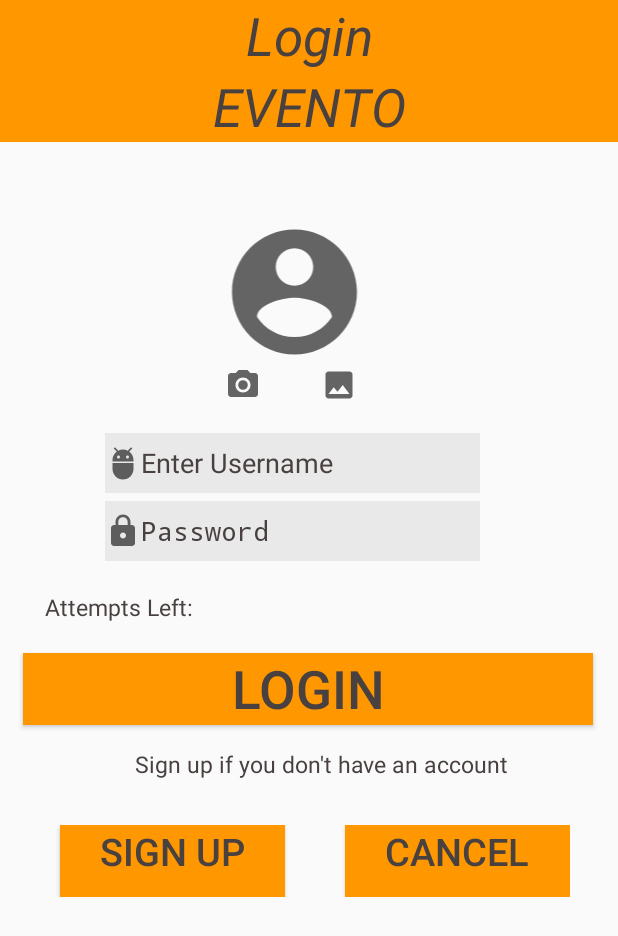
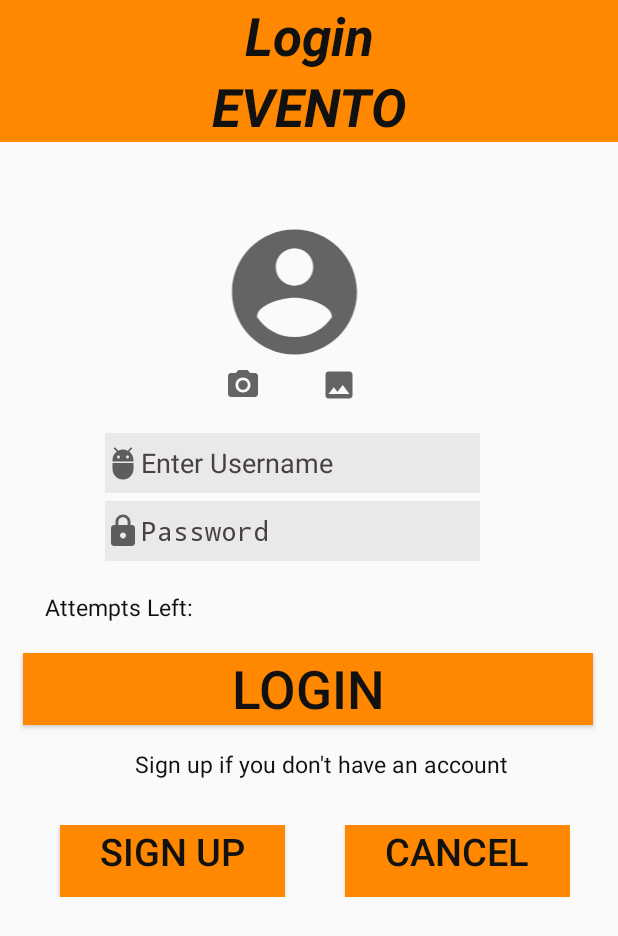
Before and after one commit to Chandravadhana24/E-Events-AAP-Project, an Android app: the MainActivity screen opened directly, with no data from a screen before it, on a phone screen of 412 x 824 dp. Shown: the top 936 px of the screen. Run offline under Robolectric (Android 15) with nearby library versions, the phone set to English and light mode, and no system bars; pictures from the network do not load; Roboto replaces fonts that are not available here.

```diff
--- a/E-Events-master/app/src/main/res/layout/activity_main.xml
+++ b/E-Events-master/app/src/main/res/layout/activity_main.xml
@@ -11,10 +11,10 @@
         android:layout_width="match_parent"
         android:layout_height="wrap_content"
         android:text="Login"
-        android:textStyle="italic"
+        android:textStyle="italic|bold"
+        android:textColor="#111"
         android:gravity="center_horizontal"
-        android:background="#FF9800"
-        android:textColor="#494040"
+        android:background="@android:color/holo_orange_dark"
         android:textSize="35dp"
         />
 
@@ -22,10 +22,10 @@
         android:layout_width="match_parent"
         android:layout_height="wrap_content"
         android:text="EVENTO"
-        android:textStyle="italic"
-        android:background="#FF9800"
+        android:textStyle="italic|bold"
+        android:textColor="#111"
+        android:background="@android:color/holo_orange_dark"
         android:gravity="center_horizontal"
-        android:textColor="#494040"
         android:textSize="35dp"
         />
 
@@ -45,6 +45,7 @@
         android:layout_width="wrap_content"
         android:layout_height="wrap_content"
         android:orientation="horizontal"
+
         android:layout_marginTop="0dp">
 
         <ImageButton
@@ -78,9 +79,9 @@
         android:layout_marginTop="20dp"
         android:layout_marginLeft="70dp"
         android:ems="10"
+        android:textColor="#111"
         android:focusable="true"
         android:hint="Enter Username"
-        android:textColor="#494040"
         android:textColorHighlight="#ff7eff15"
         android:textColorHint="#494040"
         android:background="#11000000"
@@ -97,7 +98,7 @@
         android:ems="10"
         android:layout_centerHorizontal="true"
         android:hint="Password"
-        android:textColor="#494040"
+        android:textColor="#111"
         android:textColorHighlight="#ff7eff15"
         android:textColorHint="#494040"
         android:background="#11000000"
@@ -110,6 +111,7 @@
         android:layout_width="wrap_content"
         android:layout_height="wrap_content"
         android:layout_marginTop="20dp"
+        android:textColor="#111"
         android:orientation="horizontal">
 
         <TextView
@@ -118,7 +120,8 @@
             android:text="Attempts Left:"
             android:layout_marginLeft="30dp"
             android:textSize="15dp"
-            android:textColor="#494040"/>
+            android:textColor="#111"
+            />
 
         <TextView
             android:layout_width="wrap_content"
@@ -126,8 +129,9 @@
             android:text="3"
             android:id="@+id/textViewattemptsleft"
             android:textSize="20dp"
+            android:textColor="#111"
             android:layout_marginLeft="150dp"
-            android:textColor="#f8efd4">
+            >
 
         </TextView>
 
@@ -142,8 +146,8 @@
         android:text="Login"
         android:id="@+id/buttonlogin"
         android:gravity="center_horizontal"
-        android:background="#FF9800"
-        android:textColor="#494040"
+        android:background="@android:color/holo_orange_dark"
+        android:textColor="#111"
         android:textSize="35dp"
         />
     <TextView
@@ -151,7 +155,7 @@
         android:layout_height="wrap_content"
         android:layout_marginTop="15dp"
         android:layout_marginLeft="90dp"
-        android:textColor="#494040"
+        android:textColor="#111"
         android:textSize="15dp"
         android:text="Sign up if you don't have an account"/>
 
@@ -166,9 +170,8 @@
             android:layout_height="wrap_content"
             android:text="Sign Up"
             android:gravity="center_horizontal"
-            android:background="#FF9800"
-            android:id="@+id/buttonsignup"
-            android:textColor="#494040"
+            android:textColor="#111"
+            android:background="@android:color/holo_orange_dark"            android:id="@+id/buttonsignup"
             android:textSize="25dp"
             android:layout_marginLeft="40dp"/>
 
@@ -176,10 +179,9 @@
             android:layout_width="150dp"
             android:layout_height="wrap_content"
             android:text="Cancel"
+            android:textColor="#111"
             android:gravity="center_horizontal"
-            android:background="#FF9800"
-            android:id="@+id/buttoncancel"
-            android:textColor="#494040"
+            android:background="@android:color/holo_orange_dark"            android:id="@+id/buttoncancel"
             android:textSize="25dp"
             android:layout_marginLeft="40dp"/>
 
```
Also changed, not shown: E-Events-master/app/build.gradle (+12 -0 lines), E-Events-master/app/src/main/java/com/example/login_at1/Create_Event.java (+57 -4 lines), E-Events-master/app/src/main/java/com/example/login_at1/MapsActivity.java (+7 -0 lines), E-Events-master/app/src/main/res/layout/activity_create__event.xml (+4 -4 lines).
